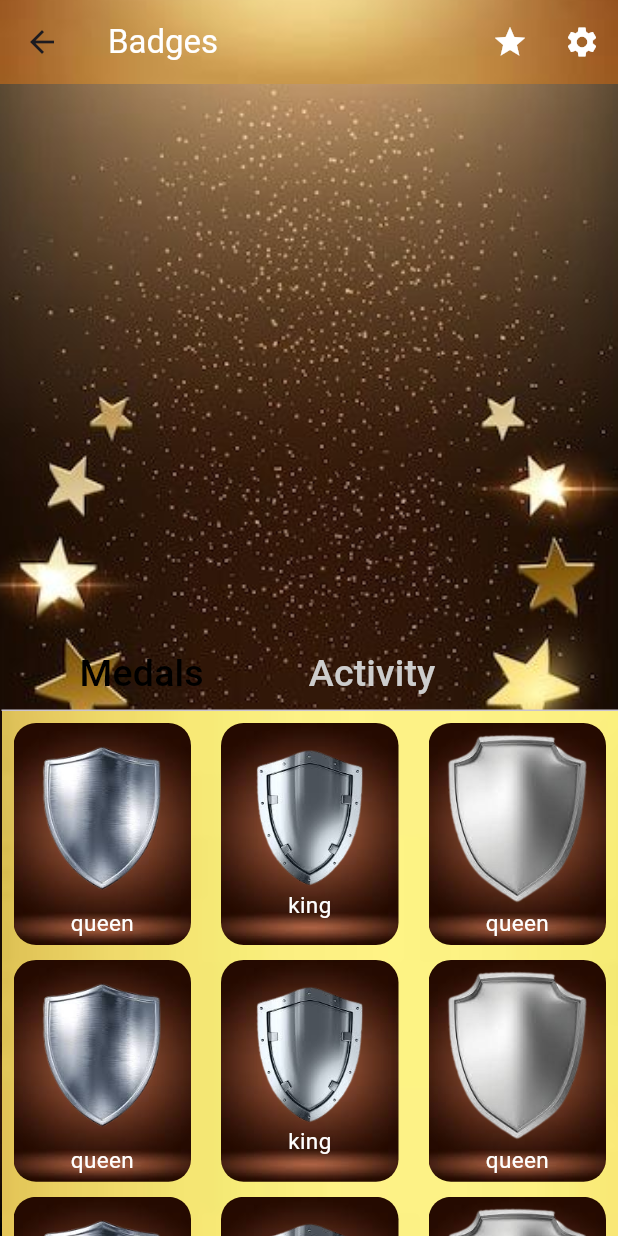
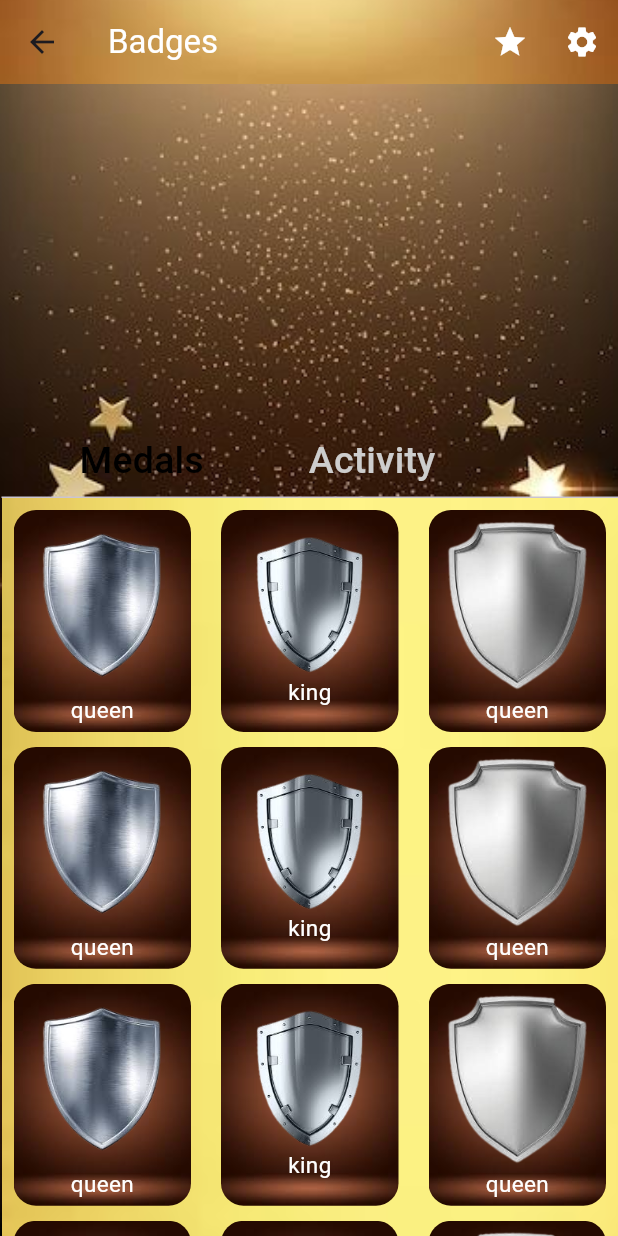
Before and after one commit to MomenMassoud/Hayaa, a Flutter app: the Badges screen opened by its route, on a phone screen of 412 x 824 dp. Run offline on Flutter 3.47's test engine with Material 3 defaults, Android fonts, the phone set to English and light mode, and no system bars; our stand-ins replace audioplayers, cached_network_image, carousel_slider, cloud_firestore, country_picker, curved_navigation_bar and 11 more; missing offline and left inert: flutter_sound_lite, hexagon, svgaplayer_flutter; accounts and stored records are empty; Roboto replaces fonts that are missing (Varela, bold).

Commit message:
fix error in Phase 2 and Phase 3

```diff
--- a/lib/features/Badges/Badgespage.dart
+++ b/lib/features/Badges/Badgespage.dart
@@ -64,7 +64,6 @@
         decoration: BoxDecoration(
           image: DecorationImage(
             image: AssetImage(AppImages.badges2),
-            // Replace with your image asset
             fit: BoxFit.cover,
           ),
         ),
@@ -76,16 +75,16 @@
             Column(
               mainAxisAlignment: MainAxisAlignment.center,
               children: [
-
                 Padding(
-                  padding: EdgeInsets.only(left: 160,bottom: 30,top: 300,right: 25),
+                  padding: EdgeInsets.only(top: 188.0),
                   child: Row(
+                    mainAxisAlignment: MainAxisAlignment.center,
                     children: [
                       selectedImagePath.isNotEmpty
                           ? Image.asset(
                         selectedImagePath,
                         //fit: BoxFit.fill,
-                        scale: 1.2,
+                        scale: 4,
                       )
                           : Container(),
                       // Add any other widgets or text as needed
--- a/lib/features/Badges/activity.dart
+++ b/lib/features/Badges/activity.dart
@@ -65,6 +65,7 @@
                 mainAxisAlignment: MainAxisAlignment.center,
                 children: [
                   Image.asset(imgPath),
+
                   Text(name,
                       style: TextStyle(
                           color: Color(0xFFFFFFFF),
--- a/lib/features/agencies/widgets/agency_creation_view_body.dart
+++ b/lib/features/agencies/widgets/agency_creation_view_body.dart
@@ -12,6 +12,7 @@
 import 'package:hayaa_main/features/auth/choice%20between%20registration%20and%20login/widgets/gradiant_button.dart';
 import 'package:image/image.dart' as img;
 import 'package:image_picker/image_picker.dart';
+import 'package:modal_progress_hud_nsn/modal_progress_hud_nsn.dart';
 import '../../../core/Utils/app_images.dart';
 
 class AgencyCreationViewBody extends StatefulWidget {
@@ -49,7 +50,9 @@
         title:
             const Text("Hayaa", style: TextStyle(fontWeight: FontWeight.bold)),
       ),
-      body: Padding(
+      body: ModalProgressHUD(
+        inAsyncCall: _showspinner,
+        child: Padding(
           padding: const EdgeInsets.symmetric(horizontal: 10),
           child: SingleChildScrollView(
             child: Column(
@@ -279,6 +282,7 @@
             ),
           ),
         ),
+      ),
     );
   }
   void Allarm() {
```
Also changed, not shown: lib/features/story/widget/story_view_body.dart (+35 -1 lines). Lines whose indentation alone changed are shown as unchanged.
